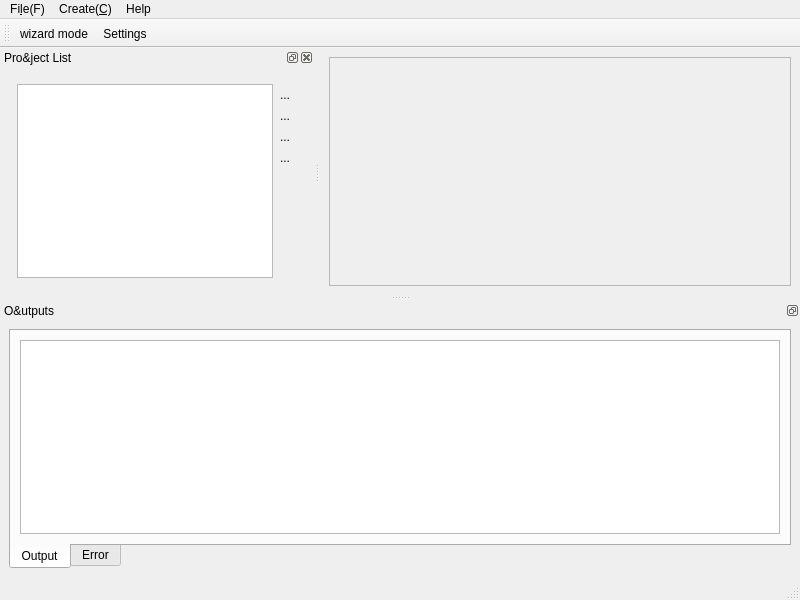
Qt form sphinx_explorer/ui/main_window.ui (pashango2/sphinx-explorer) before a commit.
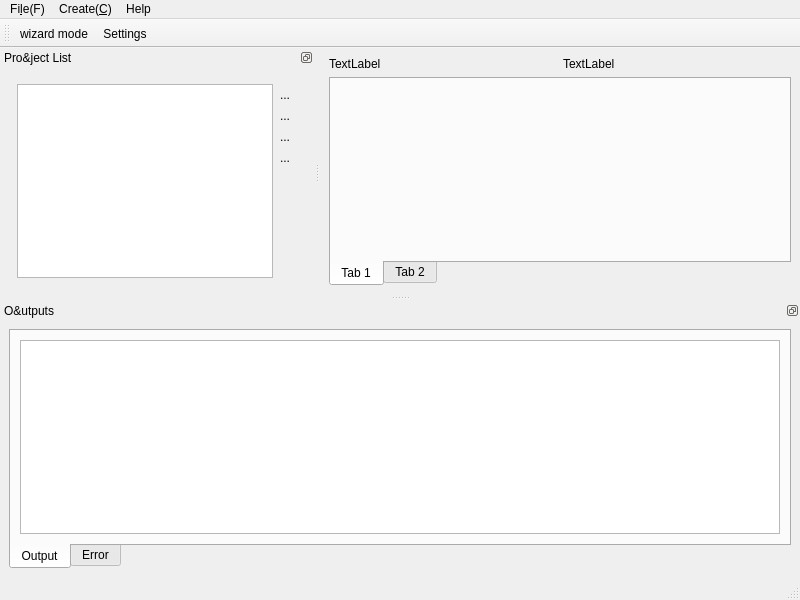
The same form after that commit. Custom widgets are drawn as their Qt base class.

Commit message: add project widget

```diff
--- a/sphinx_explorer/ui/main_window.ui
+++ b/sphinx_explorer/ui/main_window.ui
@@ -16,13 +16,44 @@
   <widget class="QWidget" name="centralwidget">
    <layout class="QVBoxLayout" name="verticalLayout">
     <item>
-     <widget class="QFrame" name="frame">
-      <property name="frameShape">
-       <enum>QFrame::StyledPanel</enum>
+     <layout class="QHBoxLayout" name="project_tool_layout"/>
+    </item>
+    <item>
+     <layout class="QHBoxLayout" name="horizontalLayout">
+      <property name="topMargin">
+       <number>0</number>
       </property>
-      <property name="frameShadow">
-       <enum>QFrame::Raised</enum>
+      <item>
+       <widget class="QLabel" name="label_project">
+        <property name="text">
+         <string>TextLabel</string>
+        </property>
+       </widget>
+      </item>
+      <item>
+       <widget class="QLabel" name="label_path">
+        <property name="text">
+         <string>TextLabel</string>
+        </property>
+       </widget>
+      </item>
+     </layout>
+    </item>
+    <item>
+     <widget class="QTabWidget" name="tab_widget">
+      <property name="tabPosition">
+       <enum>QTabWidget::South</enum>
       </property>
+      <widget class="QWidget" name="tab">
+       <attribute name="title">
+        <string>Tab 1</string>
+       </attribute>
+      </widget>
+      <widget class="QWidget" name="tab_2">
+       <attribute name="title">
+        <string>Tab 2</string>
+       </attribute>
+      </widget>
      </widget>
     </item>
    </layout>
@@ -119,6 +150,9 @@
    <addaction name="action_settings"/>
   </widget>
   <widget class="QDockWidget" name="dock_project_tree">
+   <property name="features">
+    <set>QDockWidget::DockWidgetFloatable|QDockWidget::DockWidgetMovable</set>
+   </property>
    <property name="windowTitle">
     <string>Pro&amp;ject List</string>
    </property>
```
Left out of the diff: 2 changed lines with no effect on the pictures. The commit also changes 8 other files.
